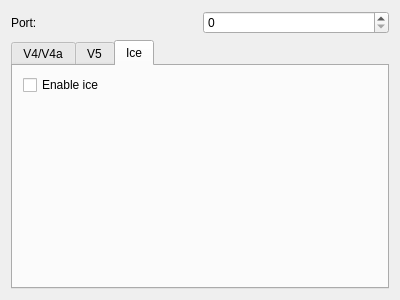
Old version of the form Server/FrmSocket.ui in the repository KangLin/RabbitProxyServer.
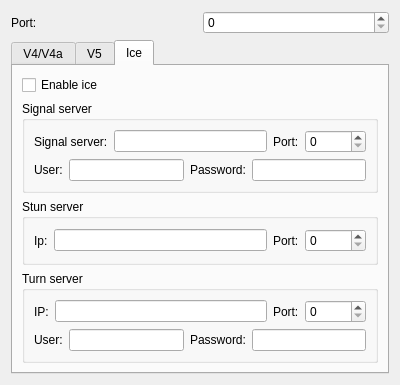
New version of the form. The open tabs and pages were chosen to show the change.

The edit to the form file:
```diff
--- a/Server/FrmSocket.ui
+++ b/Server/FrmSocket.ui
@@ -7,7 +7,7 @@
     <x>0</x>
     <y>0</y>
     <width>400</width>
-    <height>300</height>
+    <height>370</height>
    </rect>
   </property>
   <property name="windowTitle">
@@ -173,19 +173,170 @@
       <attribute name="title">
        <string>Ice</string>
       </attribute>
-      <widget class="QCheckBox" name="cbIce">
-       <property name="geometry">
-        <rect>
-         <x>10</x>
-         <y>10</y>
-         <width>123</width>
-         <height>18</height>
-        </rect>
-       </property>
-       <property name="text">
-        <string>Enable ice</string>
-       </property>
-      </widget>
+      <layout class="QGridLayout" name="gridLayout_6">
+       <item row="0" column="0">
+        <widget class="QCheckBox" name="cbIce">
+         <property name="text">
+          <string>Enable ice</string>
+         </property>
+        </widget>
+       </item>
+       <item row="1" column="0">
+        <widget class="QGroupBox" name="groupBox_2">
+         <property name="title">
+          <string>Signal server</string>
+         </property>
+         <layout class="QGridLayout" name="gridLayout_3">
+          <item row="0" column="0">
+           <layout class="QHBoxLayout" name="horizontalLayout_4">
+            <item>
+             <widget class="QLabel" name="label_4">
+              <property name="text">
+               <string>Signal server:</string>
+              </property>
+             </widget>
+            </item>
+            <item>
+             <widget class="QLineEdit" name="leSignalServer"/>
+            </item>
+            <item>
+             <widget class="QLabel" name="label_5">
+              <property name="text">
+               <string>Port:</string>
+              </property>
+             </widget>
+            </item>
+            <item>
+             <widget class="QSpinBox" name="spSignalPort">
+              <property name="maximum">
+               <number>65536</number>
+              </property>
+             </widget>
+            </item>
+           </layout>
+          </item>
+          <item row="1" column="0">
+           <layout class="QHBoxLayout" name="horizontalLayout_5">
+            <item>
+             <widget class="QLabel" name="label_6">
+              <property name="text">
+               <string>User:</string>
+              </property>
+             </widget>
+            </item>
+            <item>
+             <widget class="QLineEdit" name="leSignalUser"/>
+            </item>
+            <item>
+             <widget class="QLabel" name="label_7">
+              <property name="text">
+               <string>Password:</string>
+              </property>
+             </widget>
+            </item>
+            <item>
+             <widget class="QLineEdit" name="leSignalPassword"/>
+            </item>
+           </layout>
+          </item>
+         </layout>
+        </widget>
+       </item>
+       <item row="2" column="0">
+        <widget class="QGroupBox" name="groupBox_3">
+         <property name="title">
+          <string>Stun server</string>
+         </property>
+         <layout class="QGridLayout" name="gridLayout_4">
+          <item row="0" column="0">
+           <widget class="QLabel" name="label_8">
+            <property name="text">
+             <string>Ip:</string>
+            </property>
+           </widget>
+          </item>
+          <item row="0" column="1">
+           <widget class="QLineEdit" name="leStunIp"/>
+          </item>
+          <item row="0" column="2">
+           <widget class="QLabel" name="label_9">
+            <property name="text">
+             <string>Port:</string>
+            </property>
+           </widget>
+          </item>
+          <item row="0" column="3">
+           <widget class="QSpinBox" name="spStunPort">
+            <property name="maximum">
+             <number>65536</number>
+            </property>
+           </widget>
+          </item>
+         </layout>
+        </widget>
+       </item>
+       <item row="3" column="0">
+        <widget class="QGroupBox" name="groupBox_4">
+         <property name="title">
+          <string>Turn server</string>
+         </property>
+         <layout class="QGridLayout" name="gridLayout_5">
+          <item row="0" column="0">
+           <layout class="QHBoxLayout" name="horizontalLayout_6">
+            <item>
+             <widget class="QLabel" name="label_10">
+              <property name="text">
+               <string>IP:</string>
+              </property>
+             </widget>
+            </item>
+            <item>
+             <widget class="QLineEdit" name="leTurnIp"/>
+            </item>
+            <item>
+             <widget class="QLabel" name="label_11">
+              <property name="text">
+               <string>Port:</string>
+              </property>
+             </widget>
+            </item>
+            <item>
+             <widget class="QSpinBox" name="spTurnPort">
+              <property name="maximum">
+               <number>65536</number>
+              </property>
+             </widget>
+            </item>
+           </layout>
+          </item>
+          <item row="1" column="0">
+           <layout class="QHBoxLayout" name="horizontalLayout_7">
+            <item>
+             <widget class="QLabel" name="label_13">
+              <property name="text">
+               <string>User:</string>
+              </property>
+             </widget>
+            </item>
+            <item>
+             <widget class="QLineEdit" name="leTurnUser"/>
+            </item>
+            <item>
+             <widget class="QLabel" name="label_12">
+              <property name="text">
+               <string>Password:</string>
+              </property>
+             </widget>
+            </item>
+            <item>
+             <widget class="QLineEdit" name="leTurnPassword"/>
+            </item>
+           </layout>
+          </item>
+         </layout>
+        </widget>
+       </item>
+      </layout>
      </widget>
     </widget>
    </item>
```
Left out of the diff: 38 changed lines with no effect on the pictures.
